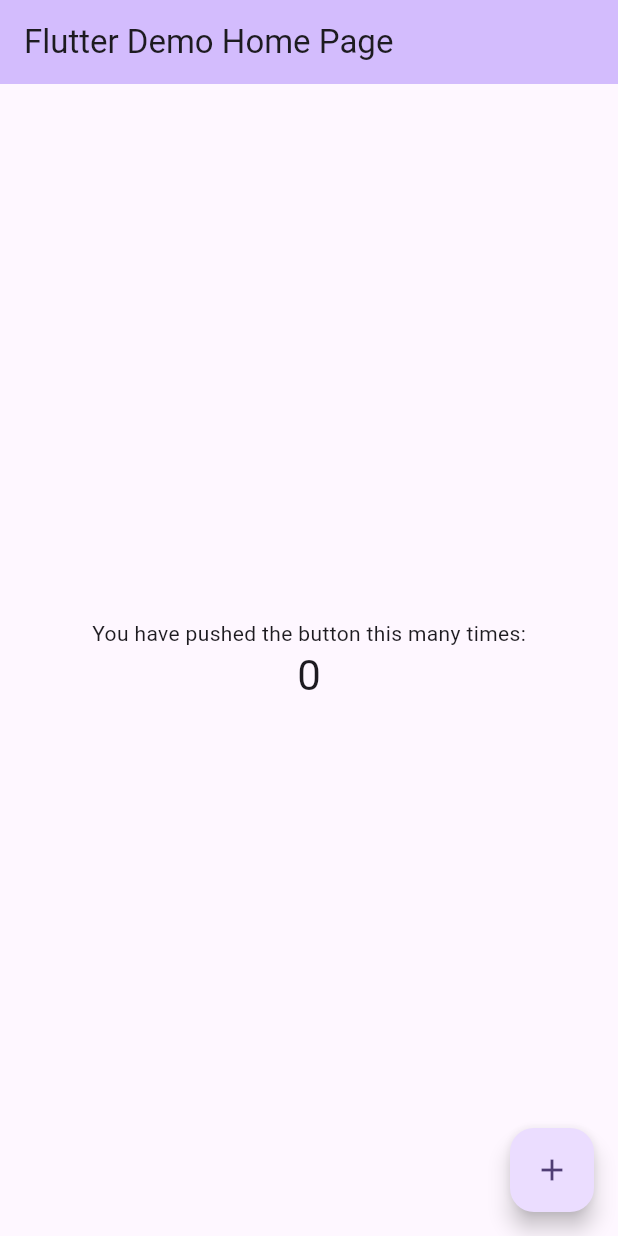
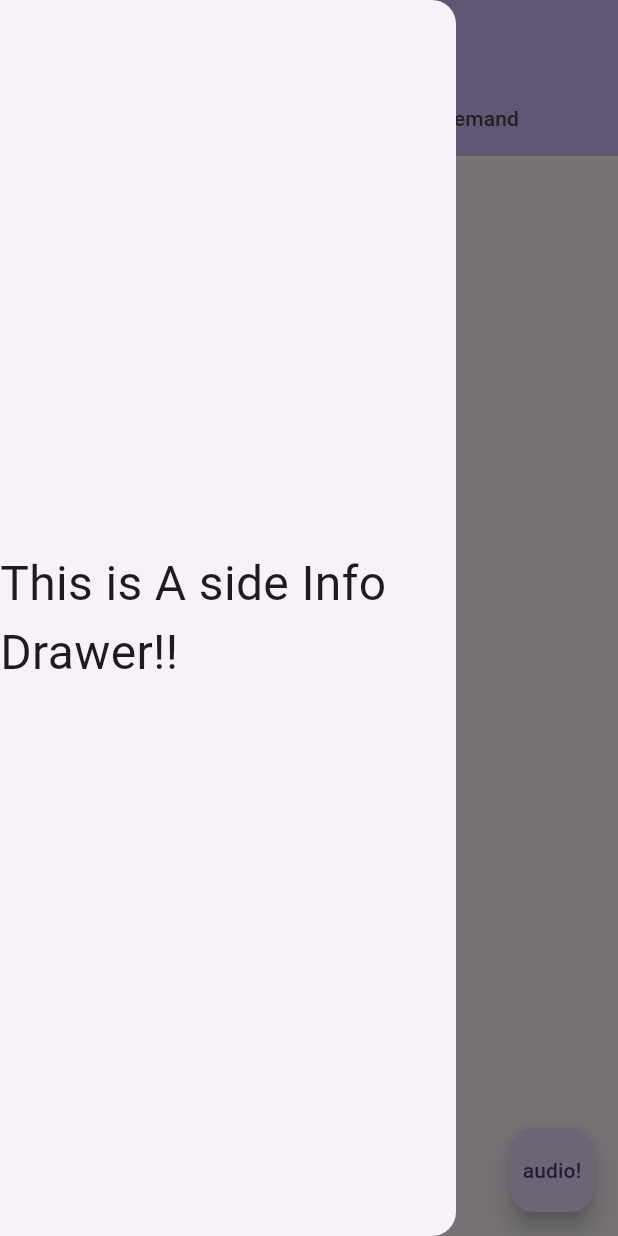
Before and after one commit to CivicTechWR/MidTownRadioApp, a Flutter app: the screen it shows after launch, with the side drawer open (before the commit the screen has no drawer), on a phone screen of 412 x 824 dp. Run offline on Flutter 3.47's test engine with Material 3 defaults, Android fonts, the light colour scheme and no system bars.

Commit message:
scaffolding out UI

```diff
--- a/lib/main.dart
+++ b/lib/main.dart
@@ -1,4 +1,10 @@
 import 'package:flutter/material.dart';
+import 'widgets/audio_player_bottomsheet.dart';
+import 'widgets/live_listening_page.dart';
+import 'widgets/ondemand_listening_page.dart';
+import 'widgets/info_drawer.dart';
+// I have created separate widgets for each page, drawer, and the bottom audio bar.
+// these can be found to edit in widgets/
 
 void main() {
   runApp(const MyApp());
@@ -55,16 +61,13 @@
 }
 
 class _MyHomePageState extends State<MyHomePage> {
-  int _counter = 0;
+  bool _displayBottomSheet = false;
 
-  void _incrementCounter() {
+  void _toggleBottomSheet() {
     setState(() {
-      // This call to setState tells the Flutter framework that something has
-      // changed in this State, which causes it to rerun the build method below
-      // so that the display can reflect the updated values. If we changed
-      // _counter without calling setState(), then the build method would not be
-      // called again, and so nothing would appear to happen.
-      _counter++;
+      // setstate rebuilds with new changes - here the change is that we want to display the bottom sheet
+      // which is conditional upon this variable
+      _displayBottomSheet = !_displayBottomSheet;
     });
   }
 
@@ -76,50 +79,74 @@
     // The Flutter framework has been optimized to make rerunning build methods
     // fast, so that you can just rebuild anything that needs updating rather
     // than having to individually change instances of widgets.
-    return Scaffold(
+    return DefaultTabController(
+      length: 2,
+      child: Scaffold(
+
+        // top appbar with logo and selecting pages
         appBar: AppBar(
+
+          // hamburger button to open side drawer
+          leading: Builder(
+            builder: (context) => IconButton(
+              icon: Icon(Icons.menu),
+              onPressed: () {
+                Scaffold.of(context).openDrawer();
+              },
+            ),
+          ),
           // TRY THIS: Try changing the color here to a specific color (to
           // Colors.amber, perhaps?) and trigger a hot reload to see the AppBar
           // change color while the other colors stay the same.
           backgroundColor: Theme.of(context).colorScheme.inversePrimary,
           // Here we take the value from the MyHomePage object that was created by
           // the App.build method, and use it to set our appbar title.
-        title: Text(widget.title),
+          title: Image.asset(
+            'assets/WORDMARK PNG.png',
+            height: 120,
           ),
-      body: Center(
-        // Center is a layout widget. It takes a single child and positions it
-        // in the middle of the parent.
-        child: Column(
-          // Column is also a layout widget. It takes a list of children and
-          // arranges them vertically. By default, it sizes itself to fit its
-          // children horizontally, and tries to be as tall as its parent.
-          //
-          // Column has various properties to control how it sizes itself and
-          // how it positions its children. Here we use mainAxisAlignment to
-          // center the children vertically; the main axis here is the vertical
-          // axis because Columns are vertical (the cross axis would be
-          // horizontal).
-          //
-          // TRY THIS: Invoke "debug painting" (choose the "Toggle Debug Paint"
-          // action in the IDE, or press "p" in the console), to see the
-          // wireframe for each widget.
-          mainAxisAlignment: MainAxisAlignment.center,
-          children: <Widget>[
-            const Text(
-              'You have pushed the button this many times:',
+          // page selection
+          bottom: TabBar(
+            tabs: [
+              Tab(
+                child: Text("Live")
               ),
-            Text(
-              '$_counter',
-              style: Theme.of(context).textTheme.headlineMedium,
+              Tab(
+                child: Text("On Demand")
               ),
             ],
           ),
         ),
+
+        body: TabBarView(
+          children: [
+
+            // I abstracted away this page into its own component, in widgets/live_listening_page.dart
+            LiveListeningPage(),
+
+            OnDemandListeningPage()
+          ],
+        ),
+
         floatingActionButton: FloatingActionButton(
-        onPressed: _incrementCounter,
-        tooltip: 'Increment',
-        child: const Icon(Icons.add),
+          onPressed: _toggleBottomSheet,
+
+          child: const Text("audio!"),
+
         ), // This trailing comma makes auto-formatting nicer for build methods.
+
+        // we render the bottom sheet if _displayBottomSheet is true, else we render nothing (pass null argument)
+        // the AudioBottomSheet is a custom widget (like component), found in widgets/audio_player_bottomsheet.dart
+        bottomSheet: _displayBottomSheet ? AudioBottomSheet() : null,
+
+        drawer: Drawer(
+          // info drawer is a custom widget, found in widgets/
+          // the name is generic cuz i dont hactually know what we want here... ?
+          child: InfoDrawer(),
+        ),
+
+
+      ),
     );
   }
 }
--- /dev/null
+++ b/lib/widgets/info_drawer.dart
@@ -0,0 +1,22 @@
+import 'package:flutter/material.dart';
+
+class InfoDrawer extends StatefulWidget {
+  const InfoDrawer({super.key});
+
+  @override
+  State<InfoDrawer> createState() => _InfoDrawerState();
+}
+
+class _InfoDrawerState extends State<InfoDrawer> {
+  @override
+  Widget build(BuildContext context) {
+    return Center(
+      child: Text(
+        "This is A side Info Drawer!!",
+        style: TextStyle(
+          fontSize: 32,
+        ),
+      )
+    );
+  }
+}
--- /dev/null
+++ b/lib/widgets/live_listening_page.dart
@@ -0,0 +1,22 @@
+import 'package:flutter/material.dart';
+
+class LiveListeningPage extends StatefulWidget {
+  const LiveListeningPage({super.key});
+
+  @override
+  State<LiveListeningPage> createState() => _LiveListeningPageState();
+}
+
+class _LiveListeningPageState extends State<LiveListeningPage> {
+  @override
+  Widget build(BuildContext context) {
+    return Center(
+      child: Text(
+        "Live Listening",
+        style: TextStyle(
+          fontSize: 32,
+        ),
+      )
+    );
+  }
+}
--- a/pubspec.yaml
+++ b/pubspec.yaml
@@ -58,7 +58,8 @@ flutter:
   uses-material-design: true
 
   # To add assets to your application, add an assets section, like this:
-  # assets:
+  assets:
+    - assets/
   #   - images/a_dot_burr.jpeg
   #   - images/a_dot_ham.jpeg
 
```
Also changed, not shown: lib/widgets/audio_player_bottomsheet.dart (added, +35 -0 lines), lib/widgets/ondemand_listening_page.dart (added, +22 -0 lines). Lines whose indentation alone changed are shown as unchanged.
